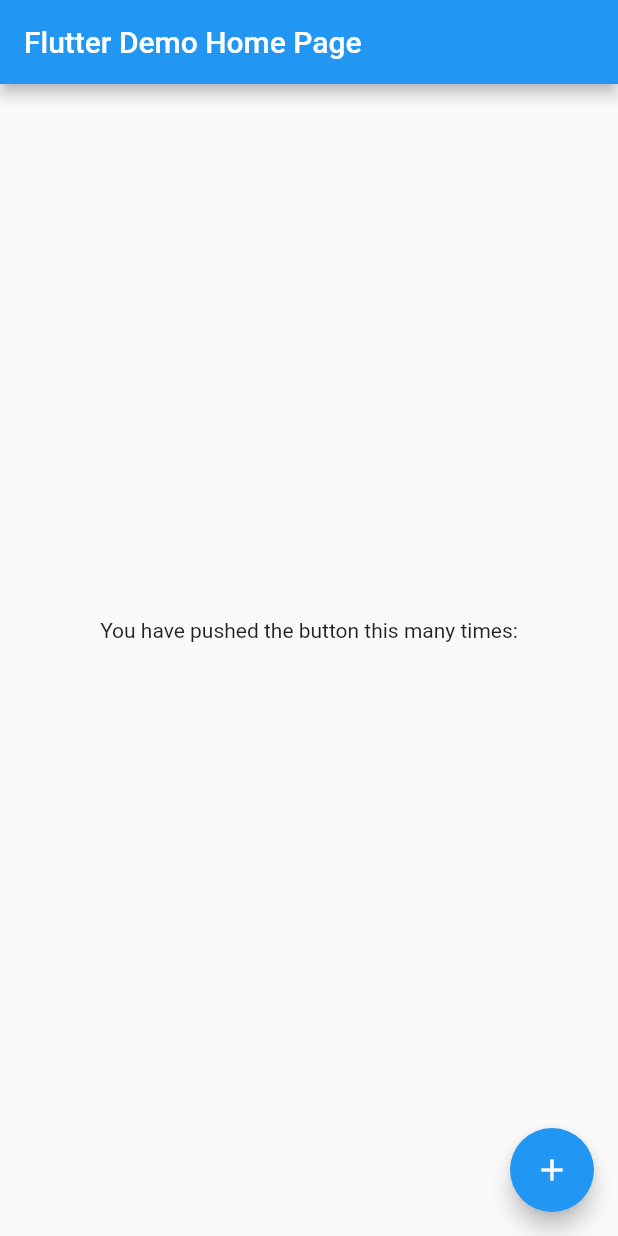
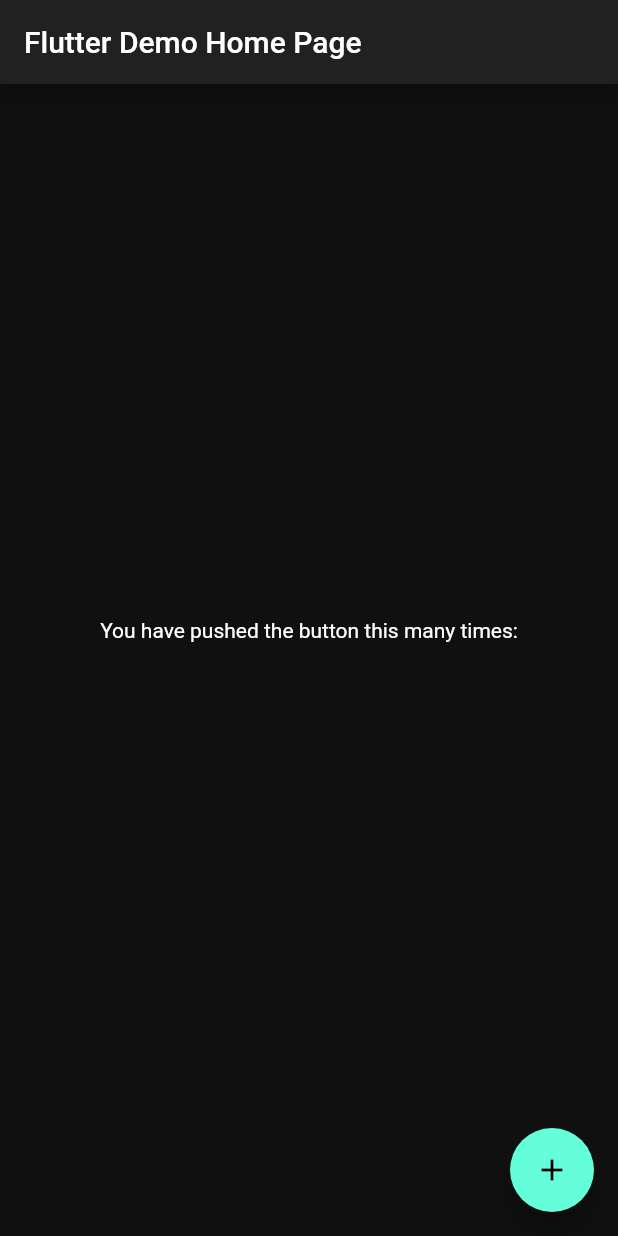
Before and after one commit to nvrr/Flutter-Coronavirus_Rest_API, a Flutter app: the screen it shows after launch, on a phone screen of 412 x 824 dp. Run offline on Flutter 3.47's test engine with Material 2 defaults, Android fonts, the phone set to English and light mode, and no system bars.

Commit message:
Adding a Provider for the DataRepository

```diff
--- a/lib/main.dart
+++ b/lib/main.dart
@@ -1,6 +1,8 @@
+import 'package:coronavirus_rest_api/app/repositories/data_repository.dart';
 import 'package:coronavirus_rest_api/app/services/api.dart';
 import 'package:coronavirus_rest_api/app/services/api_service.dart';
 import 'package:flutter/material.dart';
+import 'package:provider/provider.dart';
 
 void main() {
   runApp(MyApp());
@@ -10,13 +12,17 @@ class MyApp extends StatelessWidget {
   // This widget is the root of your application.
   @override
   Widget build(BuildContext context) {
-    return MaterialApp(
-      title: 'Flutter Demo',
-      theme: ThemeData(
-        primarySwatch: Colors.blue,
-        visualDensity: VisualDensity.adaptivePlatformDensity,
+    return Provider<DataRepository>(
+      create: (_) => DataRepository(apiService: APIService(API.sandbox())),
+        child: MaterialApp(
+          debugShowCheckedModeBanner: false,
+        title: 'Coronavirs Tracker',
+        theme: ThemeData.dark().copyWith(
+          scaffoldBackgroundColor: Color(0xFF101010),
+          cardColor: Color(0xFF222222),
+        ),
+        home: MyHomePage(title: 'Flutter Demo Home Page'),
       ),
-      home: MyHomePage(title: 'Flutter Demo Home Page'),
     );
   }
 }
```
Also changed, not shown: pubspec.yaml (+3 -12 lines), pubspec.lock.
